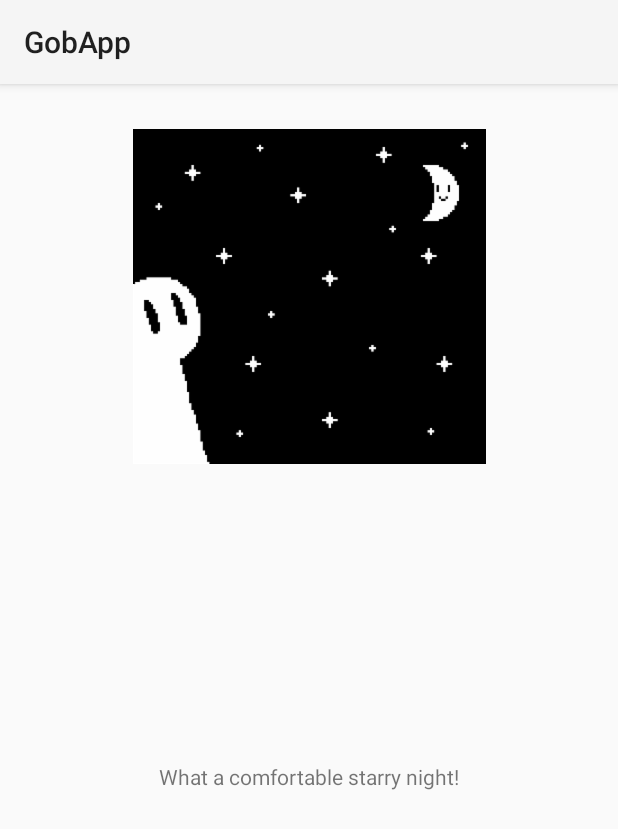
After one commit to Gobdev/gobapp, an Android app: the ComfyActivity screen opened directly, with no data from a screen before it, on a phone screen of 412 x 824 dp. The commit adds this screen. Shown: the top 829 px of the screen. Run offline under Robolectric (Android 15) with nearby library versions, the phone set to English and light mode, and no system bars.

Commit message:
:white_check_mark: Add a comfy activity

```diff
--- a/GobApp/app/src/main/AndroidManifest.xml
+++ b/GobApp/app/src/main/AndroidManifest.xml
@@ -16,6 +16,7 @@
                 <category android:name="android.intent.category.LAUNCHER" />
             </intent-filter>
         </activity>
+        <activity android:name=".ComfyActivity"></activity>
     </application>
 
 </manifest>
--- /dev/null
+++ b/GobApp/app/src/main/java/com/example/johan/gobapp/ComfyActivity.java
@@ -0,0 +1,19 @@
+package com.example.johan.gobapp;
+
+import android.support.v7.app.AppCompatActivity;
+import android.os.Bundle;
+
+public class ComfyActivity extends AppCompatActivity {
+
+    @Override
+    protected void onCreate(Bundle savedInstanceState) {
+        super.onCreate(savedInstanceState);
+        setContentView(R.layout.activity_comfy);
+        final ComfyActivity comfy_activity = this;
+        findViewById(R.id.comfyMainLayout).setOnTouchListener(new OnSwipeTouchListener(ComfyActivity.this) {
+            public void onSwipeRight() {
+                comfy_activity.finish();
+            }
+        });
+    }
+}
--- /dev/null
+++ b/GobApp/app/src/main/res/layout/activity_comfy.xml
@@ -0,0 +1,36 @@
+<?xml version="1.0" encoding="utf-8"?>
+<android.support.constraint.ConstraintLayout xmlns:android="http://schemas.android.com/apk/res/android"
+    xmlns:app="http://schemas.android.com/apk/res-auto"
+    xmlns:tools="http://schemas.android.com/tools"
+    android:id="@+id/comfyMainLayout"
+    android:layout_width="match_parent"
+    android:layout_height="match_parent"
+    tools:context="com.example.johan.gobapp.ComfyActivity">
+
+    <ImageView
+        android:id="@+id/imageView2"
+        android:layout_width="wrap_content"
+        android:layout_height="wrap_content"
+        android:layout_marginEnd="74dp"
+        android:layout_marginStart="74dp"
+        android:layout_marginTop="30dp"
+        app:layout_constraintEnd_toEndOf="parent"
+        app:layout_constraintStart_toStartOf="parent"
+        app:layout_constraintTop_toTopOf="parent"
+        app:srcCompat="@drawable/comfy_gob" />
+
+    <TextView
+        android:id="@+id/textView2"
+        android:layout_width="wrap_content"
+        android:layout_height="wrap_content"
+        android:layout_marginBottom="168dp"
+        android:layout_marginEnd="163dp"
+        android:layout_marginStart="163dp"
+        android:layout_marginTop="70dp"
+        android:text="@string/comfy_text"
+        app:layout_constraintBottom_toBottomOf="parent"
+        app:layout_constraintEnd_toEndOf="parent"
+        app:layout_constraintStart_toStartOf="parent"
+        app:layout_constraintTop_toBottomOf="@+id/imageView2" />
+
+</android.support.constraint.ConstraintLayout>
--- a/GobApp/app/src/main/res/values/strings.xml
+++ b/GobApp/app/src/main/res/values/strings.xml
@@ -2,7 +2,9 @@
     <string name="app_name">GobApp</string>
     <string name="description_left">Born by the Goblet.\nMade men by the Goblet.</string>
     <string name="description_center">Nyahaha! You found me.</string>
-    <string name="description_right">Never hire someone from Poland.</string>
+    <string name="description_right">Never hire someone from Poland\n(or even Gotland!).</string>
+    <string name="comfy_text">What a comfortable starry night!</string>
+    <string name="comfy_button">Press here for top comf!</string>
     <string name="left_tab">Alt-Left</string>
     <string name="center_tab">Alt-Center</string>
     <string name="right_tab">Alt-Right</string>
```
Also changed, not shown: GobApp/app/src/main/java/com/example/johan/gobapp/MainActivity.java (+17 -2 lines), GobApp/app/src/main/res/layout/activity_main.xml (+16 -0 lines), GobApp/app/src/main/res/drawable-hdpi/comfy_gob.png (added), GobApp/app/src/main/res/drawable-hdpi/king_gob.png (added), GobApp/app/src/main/res/drawable-mdpi/comfy_gob.png (added), GobApp/app/src/main/res/drawable-mdpi/king_gob.png (added), GobApp/app/src/main/res/drawable-xhdpi/comfy_gob.png (added), GobApp/app/src/main/res/drawable-xhdpi/king_gob.png (added), GobApp/app/src/main/res/drawable-xxhdpi/comfy_gob.png (added), GobApp/app/src/main/res/drawable-xxhdpi/king_gob.png (added), GobApp/app/src/main/res/drawable-xxhdpi/the_koichi_pose.png (added), GobApp/app/src/main/res/drawable-xxxhdpi/comfy_gob.png (added), GobApp/app/src/main/res/drawable-xxxhdpi/king_gob.png (added).
